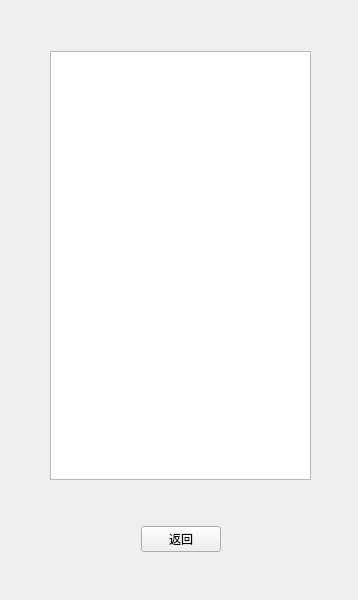
Before: the Qt Designer form unpaidquery.ui in sg-first/Express-System, drawn with Qt 5.
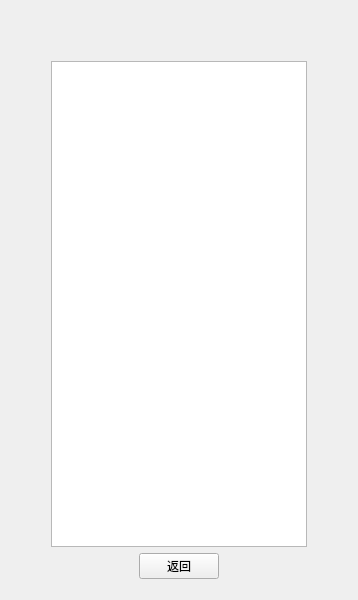
After: the same form once the commit is applied.

Diff of the .ui file:
```diff
--- a/unpaidquery.ui
+++ b/unpaidquery.ui
@@ -13,15 +13,24 @@
   <property name="windowTitle">
    <string>Form</string>
   </property>
-  <widget class="QWidget" name="">
-   <property name="geometry">
-    <rect>
-     <x>10</x>
-     <y>11</y>
-     <width>341</width>
-     <height>581</height>
-    </rect>
-   </property>
+  <layout class="QVBoxLayout" name="verticalLayout_2">
+   <item>
+    <spacer name="verticalSpacer_3">
+     <property name="orientation">
+      <enum>Qt::Vertical</enum>
+     </property>
+     <property name="sizeType">
+      <enum>QSizePolicy::Minimum</enum>
+     </property>
+     <property name="sizeHint" stdset="0">
+      <size>
+       <width>20</width>
+       <height>10</height>
+      </size>
+     </property>
+    </spacer>
+   </item>
+   <item>
    <layout class="QVBoxLayout" name="verticalLayout">
     <item>
      <layout class="QGridLayout" name="gridLayout">
@@ -78,22 +87,6 @@
       </item>
      </layout>
     </item>
-    <item>
-     <spacer name="verticalSpacer_2">
-      <property name="orientation">
-       <enum>Qt::Vertical</enum>
-      </property>
-      <property name="sizeType">
-       <enum>QSizePolicy::Preferred</enum>
-      </property>
-      <property name="sizeHint" stdset="0">
-       <size>
-        <width>20</width>
-        <height>40</height>
-       </size>
-      </property>
-     </spacer>
-    </item>
     <item>
      <layout class="QHBoxLayout" name="horizontalLayout">
       <item>
@@ -131,24 +124,25 @@
       </item>
      </layout>
     </item>
+    </layout>
+   </item>
     <item>
-     <spacer name="verticalSpacer_3">
+    <spacer name="verticalSpacer_2">
       <property name="orientation">
        <enum>Qt::Vertical</enum>
       </property>
       <property name="sizeType">
-       <enum>QSizePolicy::Preferred</enum>
+      <enum>QSizePolicy::Minimum</enum>
       </property>
       <property name="sizeHint" stdset="0">
        <size>
         <width>20</width>
-        <height>40</height>
+       <height>10</height>
        </size>
       </property>
      </spacer>
     </item>
    </layout>
-  </widget>
  </widget>
  <resources/>
  <connections/>
```
Lines whose indentation alone changed are shown as unchanged.
